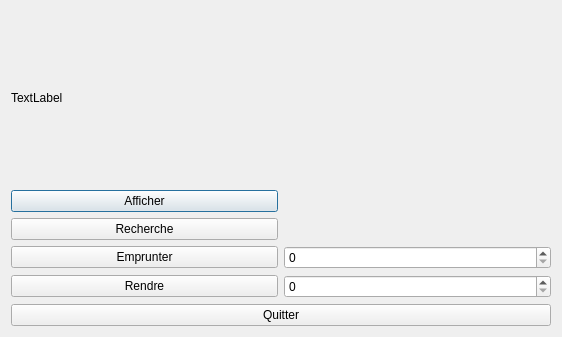
Above: fenetre_client.ui from sam19961/ProjetBiblioFinal before the change. Below: the same form after it.
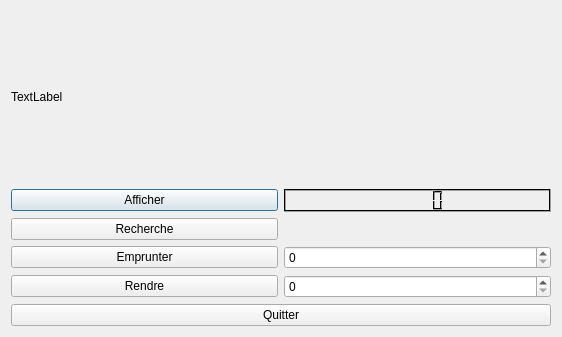
That is the form after the change.

Diff of the .ui file:
```diff
--- a/fenetre_client.ui
+++ b/fenetre_client.ui
@@ -57,6 +57,190 @@
      <item row="6" column="1">
       <widget class="QSpinBox" name="numero_rendre"/>
      </item>
+     <item row="1" column="1">
+      <widget class="QLCDNumber" name="lcdNombre">
+       <property name="palette">
+        <palette>
+         <active>
+          <colorrole role="WindowText">
+           <brush brushstyle="SolidPattern">
+            <color alpha="255">
+             <red>0</red>
+             <green>0</green>
+             <blue>0</blue>
+            </color>
+           </brush>
+          </colorrole>
+          <colorrole role="Light">
+           <brush brushstyle="SolidPattern">
+            <color alpha="255">
+             <red>0</red>
+             <green>0</green>
+             <blue>0</blue>
+            </color>
+           </brush>
+          </colorrole>
+          <colorrole role="Midlight">
+           <brush brushstyle="SolidPattern">
+            <color alpha="255">
+             <red>0</red>
+             <green>0</green>
+             <blue>0</blue>
+            </color>
+           </brush>
+          </colorrole>
+          <colorrole role="Text">
+           <brush brushstyle="SolidPattern">
+            <color alpha="255">
+             <red>0</red>
+             <green>0</green>
+             <blue>0</blue>
+            </color>
+           </brush>
+          </colorrole>
+          <colorrole role="ButtonText">
+           <brush brushstyle="SolidPattern">
+            <color alpha="255">
+             <red>0</red>
+             <green>0</green>
+             <blue>0</blue>
+            </color>
+           </brush>
+          </colorrole>
+          <colorrole role="PlaceholderText">
+           <brush brushstyle="SolidPattern">
+            <color alpha="128">
+             <red>0</red>
+             <green>0</green>
+             <blue>0</blue>
+            </color>
+           </brush>
+          </colorrole>
+         </active>
+         <inactive>
+          <colorrole role="WindowText">
+           <brush brushstyle="SolidPattern">
+            <color alpha="255">
+             <red>0</red>
+             <green>0</green>
+             <blue>0</blue>
+            </color>
+           </brush>
+          </colorrole>
+          <colorrole role="Light">
+           <brush brushstyle="SolidPattern">
+            <color alpha="255">
+             <red>0</red>
+             <green>0</green>
+             <blue>0</blue>
+            </color>
+           </brush>
+          </colorrole>
+          <colorrole role="Midlight">
+           <brush brushstyle="SolidPattern">
+            <color alpha="255">
+             <red>0</red>
+             <green>0</green>
+             <blue>0</blue>
+            </color>
+           </brush>
+          </colorrole>
+          <colorrole role="Text">
+           <brush brushstyle="SolidPattern">
+            <color alpha="255">
+             <red>0</red>
+             <green>0</green>
+             <blue>0</blue>
+            </color>
+           </brush>
+          </colorrole>
+          <colorrole role="ButtonText">
+           <brush brushstyle="SolidPattern">
+            <color alpha="255">
+             <red>0</red>
+             <green>0</green>
+             <blue>0</blue>
+            </color>
+           </brush>
+          </colorrole>
+          <colorrole role="PlaceholderText">
+           <brush brushstyle="SolidPattern">
+            <color alpha="128">
+             <red>0</red>
+             <green>0</green>
+             <blue>0</blue>
+            </color>
+           </brush>
+          </colorrole>
+         </inactive>
+         <disabled>
+          <colorrole role="WindowText">
+           <brush brushstyle="SolidPattern">
+            <color alpha="96">
+             <red>164</red>
+             <green>166</green>
+             <blue>168</blue>
+            </color>
+           </brush>
+          </colorrole>
+          <colorrole role="Light">
+           <brush brushstyle="SolidPattern">
+            <color alpha="255">
+             <red>0</red>
+             <green>0</green>
+             <blue>0</blue>
+            </color>
+           </brush>
+          </colorrole>
+          <colorrole role="Midlight">
+           <brush brushstyle="SolidPattern">
+            <color alpha="255">
+             <red>0</red>
+             <green>0</green>
+             <blue>0</blue>
+            </color>
+           </brush>
+          </colorrole>
+          <colorrole role="Text">
+           <brush brushstyle="SolidPattern">
+            <color alpha="96">
+             <red>164</red>
+             <green>166</green>
+             <blue>168</blue>
+            </color>
+           </brush>
+          </colorrole>
+          <colorrole role="ButtonText">
+           <brush brushstyle="SolidPattern">
+            <color alpha="96">
+             <red>164</red>
+             <green>166</green>
+             <blue>168</blue>
+            </color>
+           </brush>
+          </colorrole>
+          <colorrole role="PlaceholderText">
+           <brush brushstyle="SolidPattern">
+            <color alpha="128">
+             <red>218</red>
+             <green>218</green>
+             <blue>218</blue>
+            </color>
+           </brush>
+          </colorrole>
+         </disabled>
+        </palette>
+       </property>
+       <property name="font">
+        <font>
+         <pointsize>20</pointsize>
+         <weight>75</weight>
+         <bold>true</bold>
+         <kerning>false</kerning>
+        </font>
+       </property>
+      </widget>
+     </item>
     </layout>
    </item>
    <item row="2" column="0">
```
